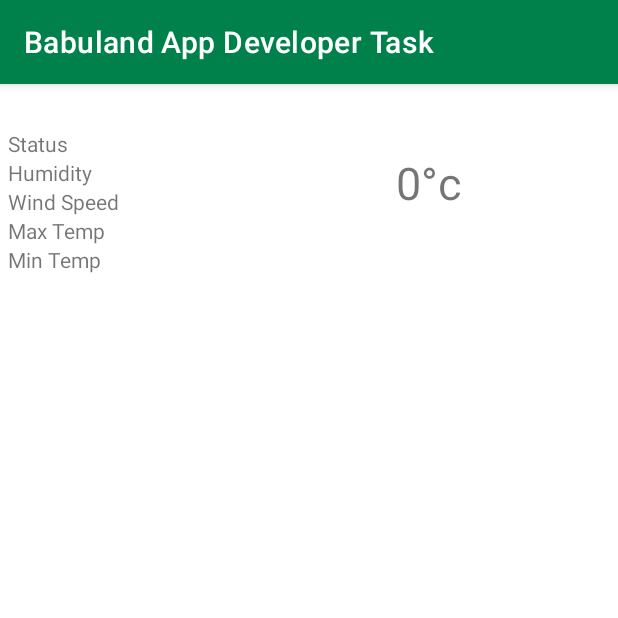
After one commit to Sakibhs/App-Developer-Task-Java, an Android app: the MapActivity screen opened directly, with no data from a screen before it, on a phone screen of 412 x 824 dp, the top half of it. The commit adds this screen. Run offline under Robolectric (Android 15) with nearby library versions, the phone set to English and light mode, and no system bars; our stand-ins replace Volley; network calls fail; 1 statement that could not run was skipped.

Commit message:
1st part done

```diff
--- a/app/build.gradle
+++ b/app/build.gradle
@@ -28,7 +28,7 @@ android {
 }
 
 dependencies {
-
+    implementation 'com.android.volley:volley:1.2.1'
     implementation 'androidx.appcompat:appcompat:1.3.1'
     implementation 'com.google.android.material:material:1.4.0'
     implementation 'androidx.constraintlayout:constraintlayout:2.1.1'
--- /dev/null
+++ b/app/src/main/java/net/appcolors/babulandtask/MapActivity.java
@@ -0,0 +1,18 @@
+package net.appcolors.babulandtask;
+
+import androidx.appcompat.app.AppCompatActivity;
+
+import android.os.Bundle;
+import android.widget.TextView;
+
+public class MapActivity extends AppCompatActivity {
+    TextView cityName;
+    @Override
+    protected void onCreate(Bundle savedInstanceState) {
+        super.onCreate(savedInstanceState);
+        setContentView(R.layout.activity_map);
+        cityName = findViewById(R.id.nameId);
+        String name = getIntent().getExtras().getString("CityName");
+        cityName.setText(name);
+    }
+}
--- /dev/null
+++ b/app/src/main/res/layout/activity_map.xml
@@ -0,0 +1,63 @@
+<?xml version="1.0" encoding="utf-8"?>
+<androidx.core.widget.NestedScrollView
+    android:layout_height="match_parent"
+    android:layout_width="match_parent"
+    xmlns:android="http://schemas.android.com/apk/res/android">
+<LinearLayout xmlns:android="http://schemas.android.com/apk/res/android"
+    xmlns:app="http://schemas.android.com/apk/res-auto"
+    xmlns:tools="http://schemas.android.com/tools"
+    android:layout_width="match_parent"
+    android:layout_height="match_parent"
+    android:orientation="horizontal"
+    android:layout_margin="5dp"
+    tools:context=".MapActivity">
+ <LinearLayout
+     android:layout_width="0dp"
+     android:layout_height="wrap_content"
+     android:layout_weight="2"
+  android:orientation="vertical">
+ <TextView
+     android:layout_width="wrap_content"
+     android:layout_height="wrap_content"
+     android:text="Name"
+     android:textStyle="bold"
+     android:textSize="18sp"
+     android:id="@+id/nameId"/>
+
+ <TextView
+     android:layout_width="wrap_content"
+     android:layout_height="wrap_content"
+     android:text="Status"
+     android:id="@+id/statusId"/>
+ <TextView
+     android:layout_width="wrap_content"
+     android:layout_height="wrap_content"
+     android:text="Humidity"
+     android:id="@+id/humidityId"/>
+ <TextView
+     android:layout_width="wrap_content"
+     android:layout_height="wrap_content"
+     android:text="Wind Speed"
+     android:id="@+id/windSpeedId"/>
+ <TextView
+     android:layout_width="wrap_content"
+     android:layout_height="wrap_content"
+     android:text="Max Temp"
+     android:id="@+id/maxTempId"/>
+ <TextView
+     android:layout_width="wrap_content"
+     android:layout_height="wrap_content"
+     android:text="Min Temp"
+     android:id="@+id/minTempId"/>
+ </LinearLayout>
+ <TextView
+     android:textSize="30sp"
+     android:text="0°c"
+     android:layout_gravity="center"
+     android:gravity="center"
+     android:id="@+id/tempId"
+     android:layout_width="0dp"
+     android:layout_height="wrap_content"
+  android:layout_weight="3"/>
+</LinearLayout>
+</androidx.core.widget.NestedScrollView>
--- a/app/src/main/res/values/themes.xml
+++ b/app/src/main/res/values/themes.xml
@@ -2,8 +2,8 @@
     <!-- Base application theme. -->
     <style name="Theme.BabulandAppDeveloperTask" parent="Theme.MaterialComponents.DayNight.DarkActionBar">
         <!-- Primary brand color. -->
-        <item name="colorPrimary">@color/purple_500</item>
-        <item name="colorPrimaryVariant">@color/purple_700</item>
+        <item name="colorPrimary">#00804A</item>
+        <item name="colorPrimaryVariant">#024026</item>
         <item name="colorOnPrimary">@color/white</item>
         <!-- Secondary brand color. -->
         <item name="colorSecondary">@color/teal_200</item>
```
Also changed, not shown: app/src/main/AndroidManifest.xml (+8 -0 lines), app/src/main/java/net/appcolors/babulandtask/MainActivity.java (+45 -1 lines), app/src/main/java/net/appcolors/babulandtask/RecyclerAdapter.java (added, +48 -0 lines), app/src/main/java/net/appcolors/babulandtask/RecyclerViewHolder.java (added, +20 -0 lines), app/src/main/java/net/appcolors/babulandtask/WeatherActivity.java (added, +93 -0 lines), app/src/main/java/net/appcolors/babulandtask/WeatherModel.java (added, +23 -0 lines), app/src/main/res/layout/activity_main.xml (+13 -8 lines), app/src/main/res/layout/activity_weather.xml (added, +13 -0 lines), app/src/main/res/layout/recycleview_item.xml (added, +46 -0 lines).
